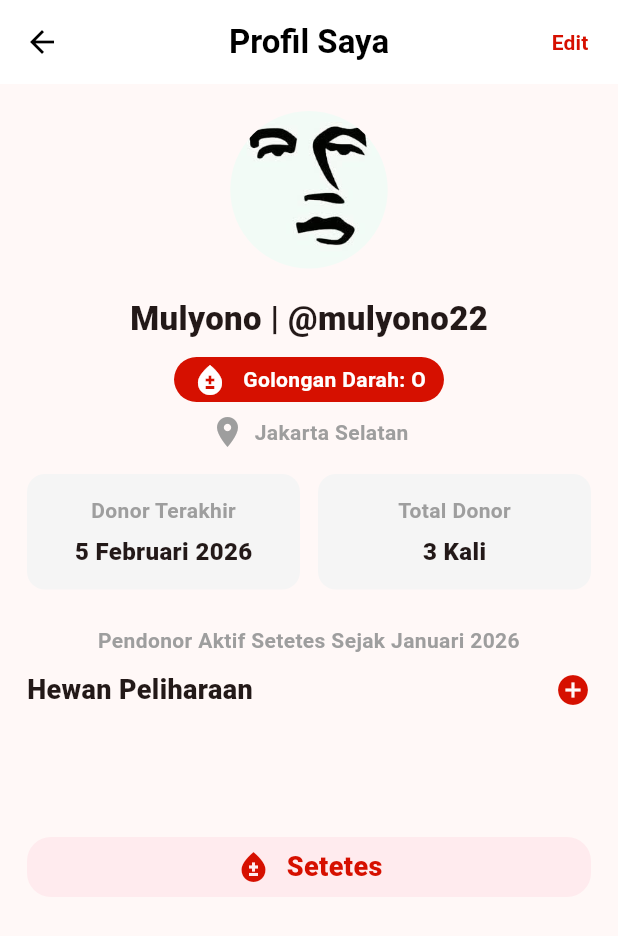
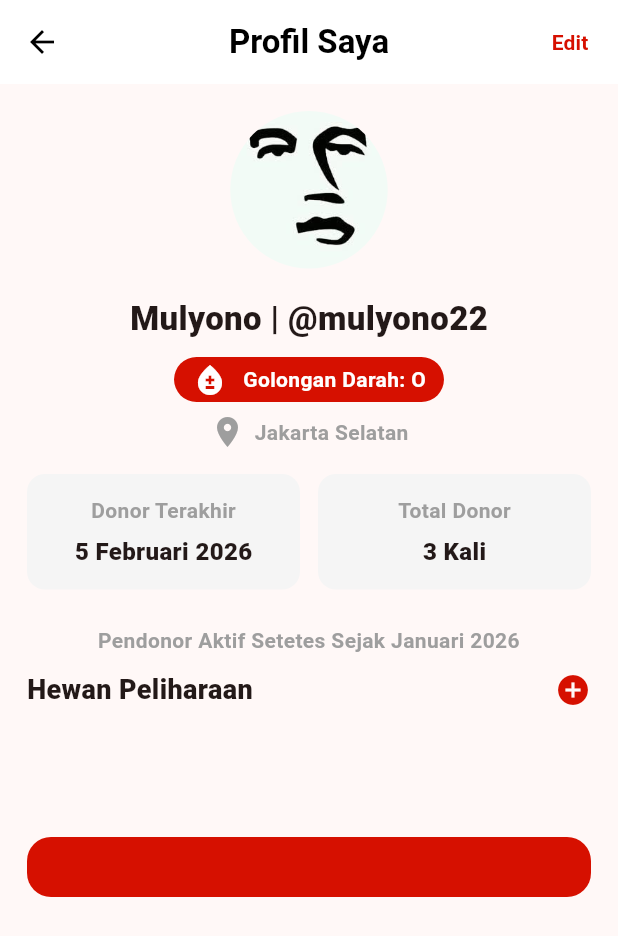
Before and after one commit to ErikKlaus/training_flutter, a Flutter app: the screen it shows after launch, on a phone screen of 412 x 824 dp. Shown: the top 936 px of the screen. Run offline on Flutter 3.47's test engine with Material 3 defaults, Android fonts, the phone set to English and light mode, and no system bars.

Commit message:
Perbaikan warna pada baris 6

```diff
--- a/lib/tugas_2/tugas2.dart
+++ b/lib/tugas_2/tugas2.dart
@@ -235,7 +235,7 @@ class Tugas2 extends StatelessWidget {
                 width: double.infinity,
                 height: 40,
                 decoration: BoxDecoration(
-                  color: Colors.red.shade50,
+                  color: const Color(0xffd61000),
                   borderRadius: BorderRadius.circular(16),
                 ),
                 child: Row(
```
